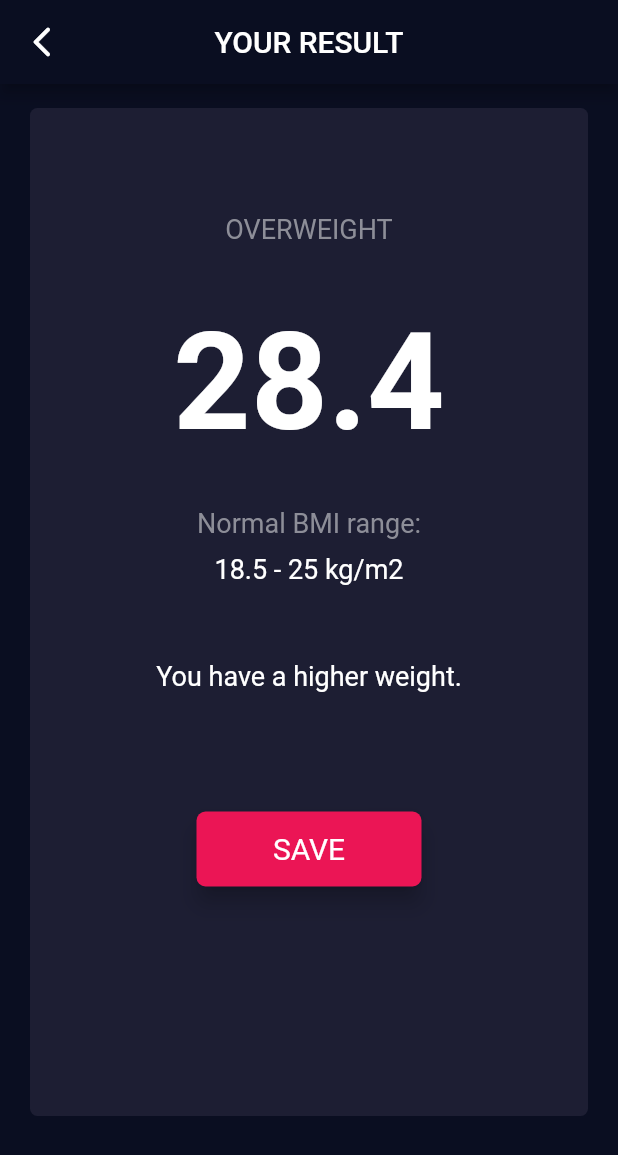
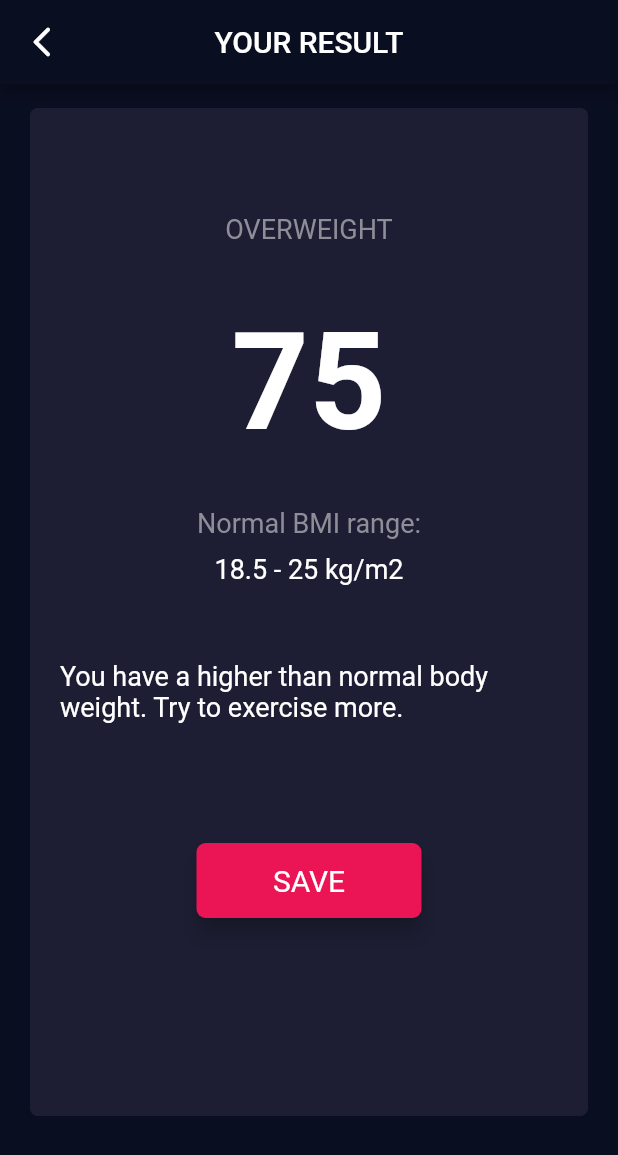
Before and after one commit to JAtoms/BMI, a Flutter app: the screen it shows after launch, item 2 of the bottom bar chosen, after a tap on "CALCULATE YOUR BMI", on a phone screen of 412 x 824 dp. Shown: the top 1155 px of the screen. Run offline on Flutter 3.47's test engine with Material 2 defaults, Android fonts, the phone set to English and light mode, and no system bars; our stand-ins replace font_awesome_flutter.

Commit message:
Calculation ogic added

```diff
--- a/lib/calculator_brain.dart
+++ b/lib/calculator_brain.dart
@@ -0,0 +1,33 @@
+import 'dart:math';
+
+class CalculatorBrain {
+  int _height, _weight;
+  double _bmi;
+
+  CalculatorBrain(this._height, this._weight);
+
+  String calculateBMI() {
+    _bmi = (_weight / pow(_height / 100, 2));
+    return _bmi.toStringAsFixed(1);
+  }
+
+  String getResult() {
+    if (_bmi >= 25) {
+      return 'OVERWEIGHT';
+    } else if (_bmi <= 18) {
+      return 'NORMAL';
+    } else {
+      return 'UNDERWEIGHT';
+    }
+  }
+
+  String getInterpretation() {
+    if (_bmi >= 25) {
+      return 'You have a higher than normal body weight. Try to exercise more.';
+    } else if (_bmi >= 18.5) {
+      return 'You have a normal body weight. Good job!';
+    } else {
+      return 'You have a lower than normal body weight. You can eat a bit more.';
+    }
+  }
+}
--- a/lib/main.dart
+++ b/lib/main.dart
@@ -13,7 +13,6 @@ Widget appShell() {
         scaffoldBackgroundColor: Color(0XFF0A0E21)),
     routes: {
       'mainScreen': (context) => InputPage(),
-      'detailScreen': (context) => BMIDetailPage(),
     },
     initialRoute: 'mainScreen',
   );
--- a/lib/screen/bmi_details.dart
+++ b/lib/screen/bmi_details.dart
@@ -11,12 +11,11 @@ Widget appBar() {
   );
 }
 
-class BMIDetailPage extends StatefulWidget {
-  @override
-  _BMIDetailPageState createState() => _BMIDetailPageState();
-}
+class BMIDetailPage extends StatelessWidget {
+  final String _weightInfo, _weightResult, _weightTip;
 
-class _BMIDetailPageState extends State<BMIDetailPage> {
+  BMIDetailPage(this._weightInfo, this._weightResult, this._weightTip);
+
   @override
   Widget build(BuildContext context) {
     return Scaffold(
@@ -38,14 +37,14 @@ class _BMIDetailPageState extends State<BMIDetailPage> {
                   Padding(
                     padding: const EdgeInsets.fromLTRB(0, 70, 0, 40),
                     child: Text(
-                      'OVERWEIGHT',
+                      _weightInfo,
                       style: kLabelTestStyle,
                     ),
                   ),
                   Padding(
                     padding: const EdgeInsets.fromLTRB(0, 0, 0, 30),
                     child: Text(
-                      '28.4',
+                      _weightResult,
                       style: kLabelBolderTestStyle,
                     ),
                   ),
@@ -63,11 +62,13 @@ class _BMIDetailPageState extends State<BMIDetailPage> {
                       style: kLabelSmallBodyTestStyle,
                     ),
                   ),
-                  Padding(
-                    padding: const EdgeInsets.fromLTRB(0, 0, 0, 80),
-                    child: Text(
-                      'You have a higher weight.',
-                      style: kLabelSmallBodyTestStyle,
+                  Center(
+                    child: Padding(
+                      padding: const EdgeInsets.fromLTRB(20, 0, 20, 80),
+                      child: Text(
+                        _weightTip,
+                        style: kLabelSmallBodyTestStyle,
+                      ),
                     ),
                   ),
                   RoundEdgeButton(
--- a/lib/screen/input_page_file.dart
+++ b/lib/screen/input_page_file.dart
@@ -1,8 +1,9 @@
+import '../calculator_brain.dart';
+import 'bmi_details.dart';
 import 'file:///D:/Mobile%20Apps/FlutterProjects/bmi/lib/component/reusableCards.dart';
 import 'package:bmi/component/reusableCardContent.dart';
 import 'package:flutter/material.dart';
 import 'package:font_awesome_flutter/font_awesome_flutter.dart';
-import 'bmi_details.dart';
 import '../constants/constants.dart';
 import '../component/icon_content.dart';
 
@@ -17,9 +18,9 @@ class InputPage extends StatefulWidget {
   _InputPageState createState() => _InputPageState();
 }
 
-int bmiValue = 120;
+int bmiHeight = 120;
 int ageValue = 19;
-int weightValue = 74;
+int bmiWeight = 74;
 
 Gender selectedGender;
 
@@ -109,7 +110,7 @@ class _InputPageState extends State<InputPage> {
                           textBaseline: TextBaseline.ideographic,
                           children: [
                             Text(
-                              bmiValue.toString(),
+                              bmiHeight.toString(),
                               style: kLabelBoldTestStyle,
                             ),
                             Padding(
@@ -129,12 +130,12 @@ class _InputPageState extends State<InputPage> {
                                 overlayColor: Color(0X29EB1555),
                                 activeTrackColor: Colors.white),
                             child: Slider(
-                              value: bmiValue.toDouble(),
+                              value: bmiHeight.toDouble(),
                               min: 120.0,
                               max: 220.0,
                               onChanged: (double newValue) {
                                 setState(() {
-                                  bmiValue = newValue.toInt();
+                                  bmiHeight = newValue.toInt();
                                 });
                               },
                             ),
@@ -169,7 +170,7 @@ class _InputPageState extends State<InputPage> {
                               Padding(
                                 padding: const EdgeInsets.only(bottom: 10),
                                 child: Text(
-                                  weightValue.toString(),
+                                  bmiWeight.toString(),
                                   style: kLabelBoldTestStyle,
                                 ),
                               ),
@@ -179,7 +180,7 @@ class _InputPageState extends State<InputPage> {
                                   RoundButton(
                                       onPress: () {
                                         setState(() {
-                                          weightValue--;
+                                          bmiWeight--;
                                         });
                                       },
                                       icon: Icon(
@@ -192,7 +193,7 @@ class _InputPageState extends State<InputPage> {
                                   RoundButton(
                                     onPress: () {
                                       setState(() {
-                                        weightValue++;
+                                        bmiWeight++;
                                       });
                                     },
                                     icon: Icon(
@@ -288,7 +289,16 @@ class _InputPageState extends State<InputPage> {
                 ),
               ),
               onPress: () {
-                Navigator.pushNamed(context, 'detailScreen');
+                CalculatorBrain calc =
+                    new CalculatorBrain(bmiHeight, bmiWeight);
+                calc.calculateBMI();
+                Navigator.push(
+                  context,
+                  MaterialPageRoute(
+                    builder: (context) => BMIDetailPage(calc.getResult(),
+                        bmiWeight.toString(), calc.getInterpretation()),
+                  ),
+                );
               },
             ),
           )
```
